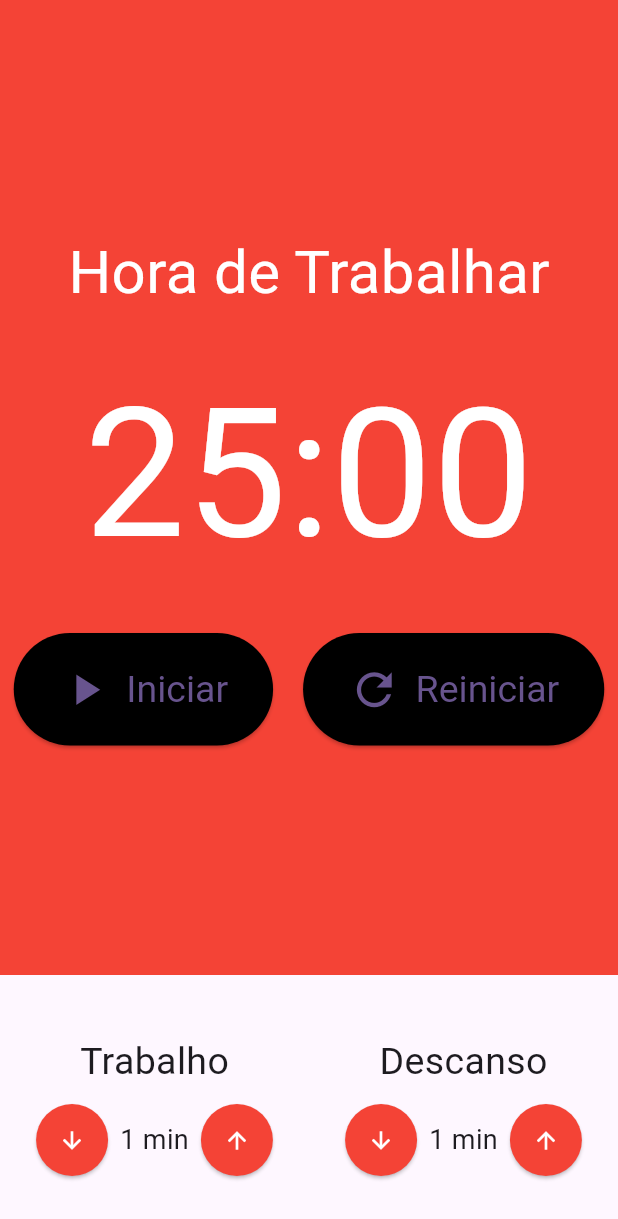
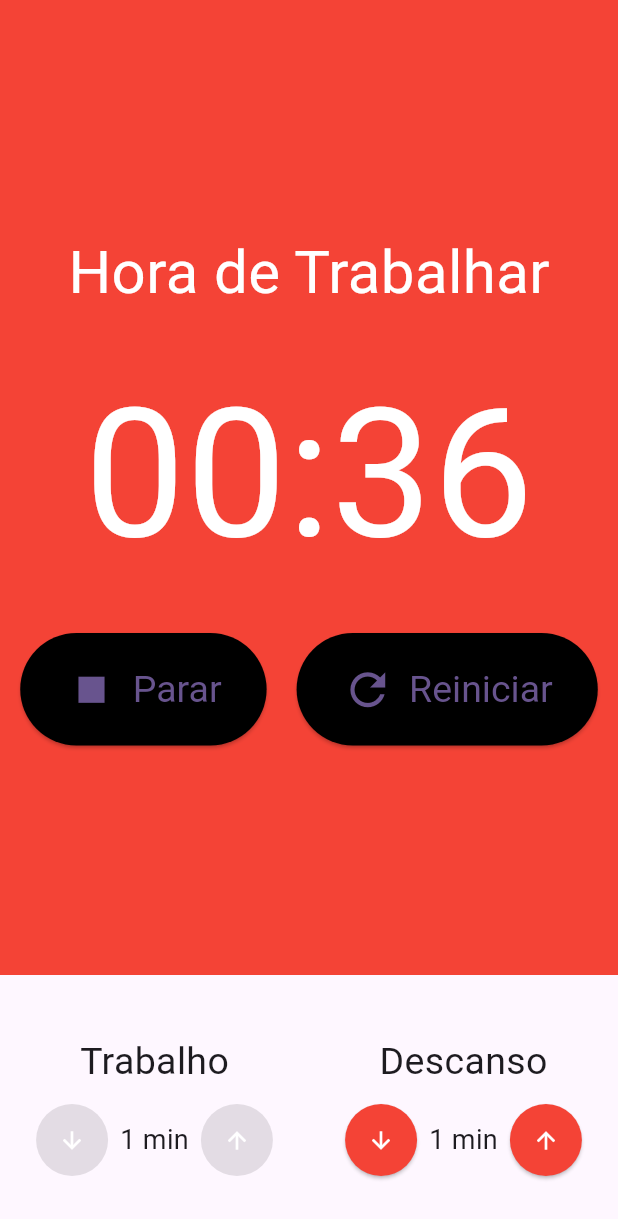
Before and after one commit to IagoEngel/flutter_pomodoro, a Flutter app: the screen it shows after launch, after a tap on "Iniciar", on a phone screen of 412 x 824 dp. Shown: the top 1219 px of the screen. Run offline on Flutter 3.47's test engine with Material 2 defaults, Android fonts, the phone set to English and light mode, and no system bars; our stand-ins replace flutter_mobx, mobx; generated files the repository leaves out were written again.

Commit message:
Aulas 463 até 472

```diff
--- /dev/null
+++ b/build.yaml
@@ -0,0 +1,6 @@
+targets:
+  $default:
+    builders:
+      mobx_codegen|mobx_generator:
+        generate_for:
+          - "lib/store/**.store.dart"
--- a/lib/components/Cronometro.dart
+++ b/lib/components/Cronometro.dart
@@ -1,45 +1,64 @@
 import 'package:flutter/material.dart';
+import 'package:flutter_mobx/flutter_mobx.dart';
 import 'package:flutter_pomodoro/components/CronometroBotao.dart';
+import 'package:flutter_pomodoro/store/pomodoro.store.dart';
+import 'package:provider/provider.dart';
 
 class Cronometro extends StatelessWidget {
   const Cronometro({super.key});
 
   @override
   Widget build(BuildContext context) {
+    final store = Provider.of<PomodoroStore>(context, listen: false);
+
+    return Observer(
+      builder: (_) {
         return Container(
-      color: Colors.red,
+          color: store.estaTrabalhando() ? Colors.red : Colors.green,
           child: Column(
             mainAxisAlignment: MainAxisAlignment.center,
             children: [
               Text(
-            'Hora de Trabalhar',
-            style: TextStyle(
+                store.estaTrabalhando() ? 'Hora de Trabalhar' : 'Hora de descansar',
+                style: const TextStyle(
                   fontSize: 40,
                   color: Colors.white,
                 ),
               ),
-          SizedBox(height: 20),
+              const SizedBox(height: 20),
               Text(
-            '25:00',
-            style: TextStyle(fontSize: 120, color: Colors.white),
+                '${store.minutos.toString().padLeft(2, '0')}:${store.segundos.toString().padLeft(2, '0')}',
+                style: const TextStyle(fontSize: 120, color: Colors.white),
               ),
-          SizedBox(height: 20),
+              const SizedBox(height: 20),
               Row(
                 mainAxisAlignment: MainAxisAlignment.center,
                 children: [
+                  if (!store.iniciado)
                     Padding(
                       padding: const EdgeInsets.only(right: 10),
-                child:
-                    CronometroBotao(texto: 'Iniciar', icone: Icons.play_arrow),
+                      child: CronometroBotao(
+                        texto: 'Iniciar',
+                        icone: Icons.play_arrow,
+                        click: store.iniciar,
                       ),
-              // Padding(
-              // padding: const EdgeInsets.only(right: 10),
-              //   child: CronometroBotao(texto: 'Parar', icone: Icons.stop),
-              // ),
+                    ),
+                  if (store.iniciado)
+                    Padding(
+                      padding: const EdgeInsets.only(right: 10),
+                      child: CronometroBotao(
+                        texto: 'Parar',
+                        icone: Icons.stop,
+                        click: store.parar,
+                      ),
+                    ),
                   Padding(
                     padding: const EdgeInsets.only(left: 10),
-                child:
-                    CronometroBotao(texto: 'Reiniciar', icone: Icons.refresh),
+                    child: CronometroBotao(
+                      texto: 'Reiniciar',
+                      icone: Icons.refresh,
+                      click: store.reiniciar,
+                    ),
                   ),
                 ],
               )
@@ -47,4 +66,6 @@ class Cronometro extends StatelessWidget {
           ),
         );
       }
+    );
   }
+}
--- a/lib/components/CronometroBotao.dart
+++ b/lib/components/CronometroBotao.dart
@@ -1,26 +1,27 @@
 import 'package:flutter/material.dart';
-
 class CronometroBotao extends StatelessWidget {
   final String texto;
   final IconData icone;
+  final void Function()? click;
 
   const CronometroBotao({
     super.key,
     required this.texto,
     required this.icone,
+    this.click,
   });
 
   @override
   Widget build(BuildContext context) {
     return ElevatedButton(
-      onPressed: () {},
+      onPressed: click,
       style: ElevatedButton.styleFrom(
           backgroundColor: Colors.black,
-          padding: EdgeInsets.symmetric(
+          padding: const EdgeInsets.symmetric(
             horizontal: 30,
             vertical: 20,
           ),
-          textStyle: TextStyle(
+          textStyle: const TextStyle(
             fontSize: 25,
           )),
       child: Row(
--- a/lib/components/EntradaTempo.dart
+++ b/lib/components/EntradaTempo.dart
@@ -1,4 +1,6 @@
 import 'package:flutter/material.dart';
+import 'package:flutter_pomodoro/store/pomodoro.store.dart';
+import 'package:provider/provider.dart';
 
 class EntradaTempo extends StatelessWidget {
   final String titulo;
@@ -16,6 +18,8 @@ class EntradaTempo extends StatelessWidget {
 
   @override
   Widget build(BuildContext context) {
+    final store = Provider.of<PomodoroStore>(context, listen: false);
+
     return Column(
       crossAxisAlignment: CrossAxisAlignment.center,
       children: [
@@ -38,7 +42,7 @@ class EntradaTempo extends StatelessWidget {
               style: ElevatedButton.styleFrom(
                   shape: CircleBorder(),
                   padding: EdgeInsets.all(15),
-                  primary: Colors.red),
+                  primary: store.estaTrabalhando() ? Colors.red : Colors.green),
             ),
             Text(
               '$valor min',
@@ -53,9 +57,10 @@ class EntradaTempo extends StatelessWidget {
                 color: Colors.white,
               ),
               style: ElevatedButton.styleFrom(
-                  shape: CircleBorder(),
-                  padding: EdgeInsets.all(15),
-                  primary: Colors.red),
+                shape: CircleBorder(),
+                padding: EdgeInsets.all(15),
+                primary: store.estaTrabalhando() ? Colors.red : Colors.green,
+              ),
             ),
           ],
         ),
--- a/lib/pages/pomodoro.dart
+++ b/lib/pages/pomodoro.dart
@@ -26,14 +26,22 @@ class Pomodoro extends StatelessWidget {
                   EntradaTempo(
                     titulo: 'Trabalho',
                     valor: store.tempoTrabalho,
-                    inc: store.incrementarTempoTrabalho,
-                    dec: store.decrementarTempoTrabalho,
+                    inc: store.iniciado && store.estaTrabalhando()
+                        ? null
+                        : store.incrementarTempoTrabalho,
+                    dec: store.iniciado && store.estaTrabalhando()
+                        ? null
+                        : store.decrementarTempoTrabalho,
                   ),
                   EntradaTempo(
                     titulo: 'Descanso',
                     valor: store.tempoDescanso,
-                    inc: store.incrementarTempoDescanso,
-                    dec: store.decrementarTempoDescanso,
+                    inc: store.iniciado && store.estaDescansando()
+                        ? null
+                        : store.incrementarTempoDescanso,
+                    dec: store.iniciado && store.estaDescansando()
+                        ? null
+                        : store.decrementarTempoDescanso,
                   ),
                 ],
               );
--- a/lib/store/pomodoro.store.dart
+++ b/lib/store/pomodoro.store.dart
@@ -1,33 +1,123 @@
+import 'dart:async';
+
 import 'package:mobx/mobx.dart';
 
 part 'pomodoro.store.g.dart';
 
 class PomodoroStore = _PomodoroStore with _$PomodoroStore;
 
+enum TipoIntervalo { TRABALHO, DESCANSO }
+
 abstract class _PomodoroStore with Store {
+  @observable
+  bool iniciado = false;
+
+  @observable
+  int minutos = 2;
+
+  @observable
+  int segundos = 0;
+
   @observable
   int tempoTrabalho = 2;
 
   @observable
   int tempoDescanso = 1;
 
+  @observable
+  TipoIntervalo tipoIntervalo = TipoIntervalo.TRABALHO;
+
+  Timer? cronometro;
+
+  @action
+  void iniciar() {
+    iniciado = true;
+    cronometro = Timer.periodic(
+      Duration(
+        milliseconds: 50,
+      ),
+      (timer) {
+        if (minutos == 0 && segundos == 0) {
+          _trocarTipoIntervalo();
+        } else if (segundos == 0) {
+          segundos = 59;
+          minutos--;
+        } else {
+          segundos--;
+        }
+      },
+    );
+  }
+
+  @action
+  void parar() {
+    iniciado = false;
+    cronometro?.cancel();
+  }
+
+  @action
+  void reiniciar() {
+    parar();
+    minutos = estaTrabalhando() ? tempoTrabalho : tempoDescanso;
+    segundos = 0;
+  }
+
   @action
   void incrementarTempoTrabalho() {
     tempoTrabalho++;
+
+    if (estaTrabalhando()) {
+      reiniciar();
+    }
   }
 
   @action
   void decrementarTempoTrabalho() {
-    tempoTrabalho--;
+    if (tempoTrabalho > 1) {
+      tempoTrabalho--;
+    }
+
+    if (estaTrabalhando()) {
+      reiniciar();
+    }
   }
 
   @action
   void incrementarTempoDescanso() {
     tempoDescanso++;
+
+    if (estaDescansando()) {
+      reiniciar();
+    }
   }
 
   @action
   void decrementarTempoDescanso() {
-    tempoDescanso--;
+    if (tempoDescanso > 1) {
+      tempoDescanso--;
+    }
+
+    if (estaDescansando()) {
+      reiniciar();
+    }
+  }
+
+  bool estaTrabalhando() {
+    return tipoIntervalo == TipoIntervalo.TRABALHO;
+  }
+
+  bool estaDescansando() {
+    return tipoIntervalo == TipoIntervalo.DESCANSO;
+  }
+
+  void _trocarTipoIntervalo() {
+    if (estaTrabalhando()) {
+      tipoIntervalo = TipoIntervalo.DESCANSO;
+      minutos = tempoDescanso;
+    } else {
+      tipoIntervalo = TipoIntervalo.TRABALHO;
+      minutos = tempoTrabalho;
+    }
+    segundos = 0;
   }
 }
```
Also changed, not shown: lib/store/pomodoro.store.g.dart. Lines whose indentation alone changed are shown as unchanged.
